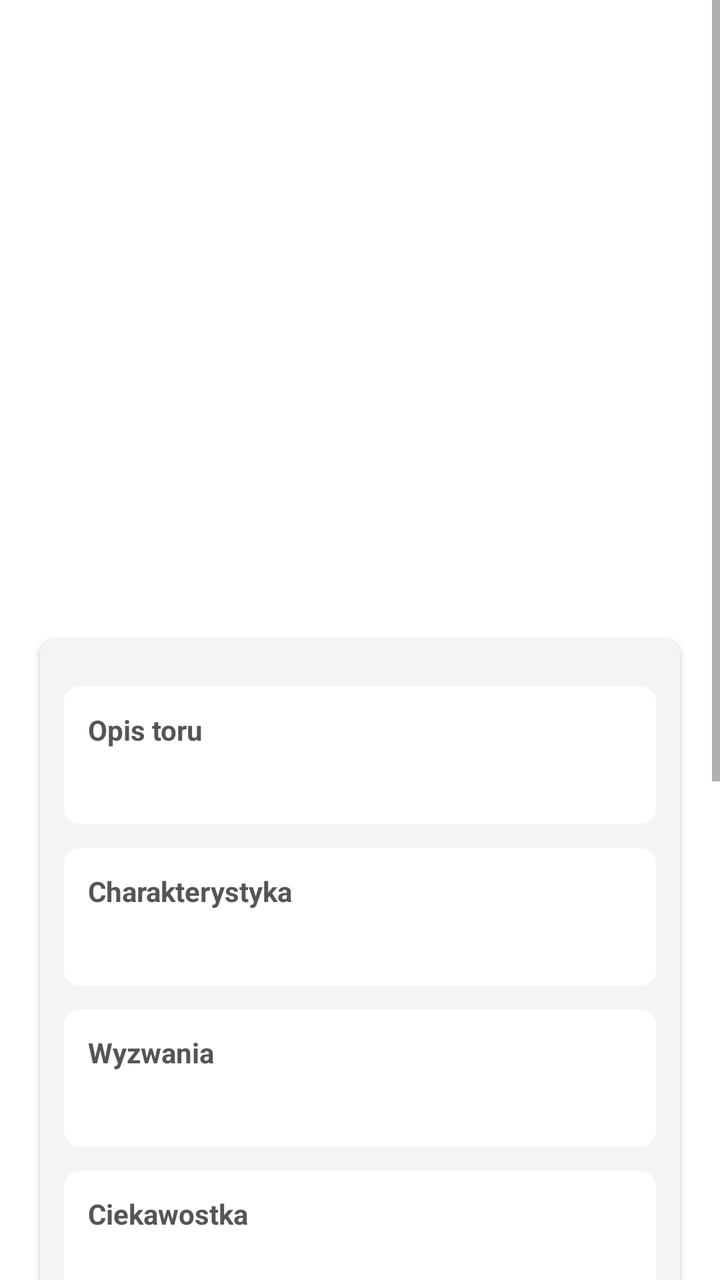
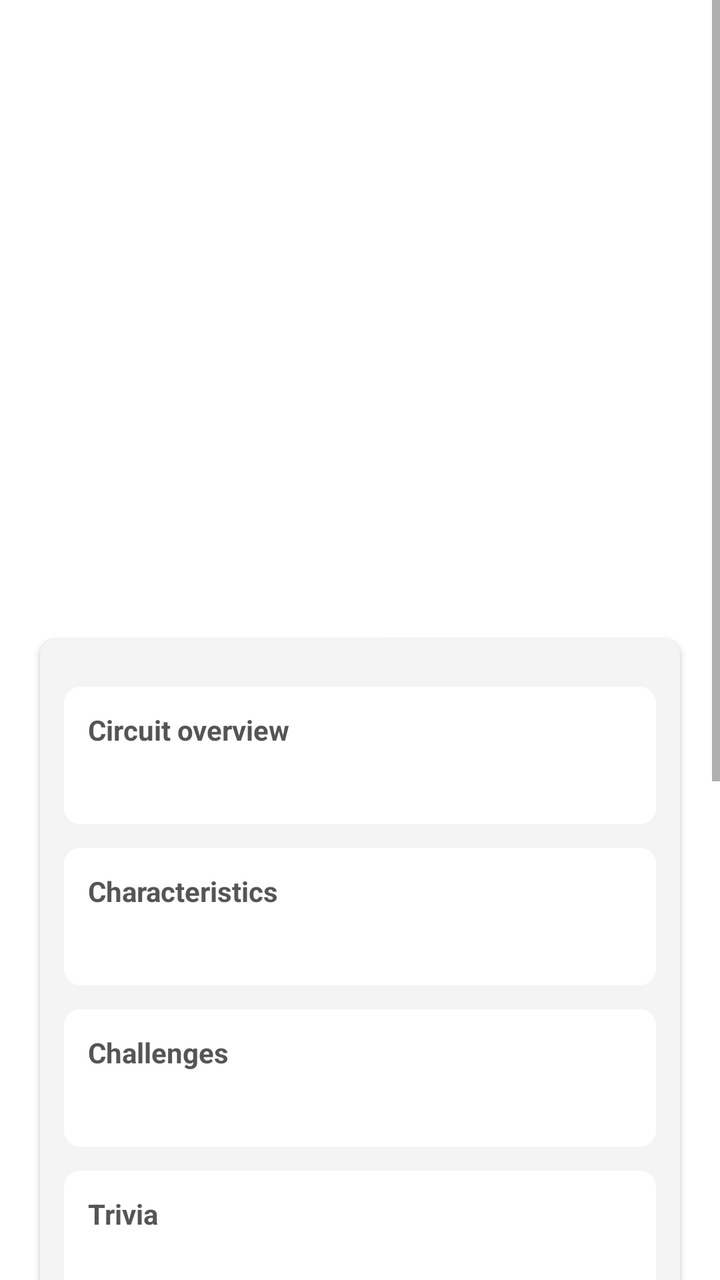

An Android layout rendered at two revisions. The XML below is the earlier revision; the diff shows what the commit changed to produce the second picture.
<!-- AndroidManifest.xml: application theme Theme.F1Info -->
<!-- res/layout/activity_circuit_details.xml -->
<ScrollView xmlns:android="http://schemas.android.com/apk/res/android"
    xmlns:tools="http://schemas.android.com/tools"
    xmlns:app="http://schemas.android.com/apk/res-auto"
    android:layout_width="match_parent"
    android:layout_height="match_parent">

    <LinearLayout
        android:id="@+id/mainCircuitLayout"
        android:layout_width="match_parent"
        android:layout_height="wrap_content"
        android:orientation="vertical"
        android:padding="16dp"
        android:background="@color/background_primary"
        android:gravity="center_horizontal">

        <LinearLayout
            android:layout_width="match_parent"
            android:layout_height="wrap_content"
            android:orientation="vertical"
            android:maxWidth="600dp"
            android:layout_gravity="center_horizontal">

            
            <TextView
                android:id="@+id/tvCircuitName"
                android:textStyle="bold"
                android:textSize="22sp"
                android:textColor="@color/text_primary"
                android:layout_width="match_parent"
                android:layout_height="wrap_content" />

            
            <TextView
                android:id="@+id/tvCountry"
                android:textSize="18sp"
                android:textColor="@color/text_secondary"
                android:layout_width="match_parent"
                android:layout_height="wrap_content" />

            
            <TextView
                android:id="@+id/tvRaceDate"
                android:textSize="16sp"
                android:textColor="@color/text_secondary"
                android:layout_width="match_parent"
                android:layout_height="wrap_content" />

            
            <ImageView
                android:id="@+id/ivCircuitImage"
                android:layout_marginTop="12dp"
                android:layout_width="match_parent"
                android:layout_height="200dp"
                android:scaleType="centerCrop"
                tools:ignore="ContentDescription" />

            
            <androidx.cardview.widget.CardView
                android:layout_width="match_parent"
                android:layout_height="wrap_content"
                android:layout_marginTop="16dp"
                android:layout_marginBottom="8dp"
                android:layout_marginHorizontal="4dp"
                app:cardElevation="2dp"
                app:cardCornerRadius="8dp"
                android:backgroundTint="@color/background_secondary">

                <LinearLayout
                    android:orientation="vertical"
                    android:padding="12dp"
                    android:layout_width="match_parent"
                    android:layout_height="wrap_content"
                    android:background="@color/background_secondary">

                    
                    <LinearLayout
                        android:orientation="vertical"
                        android:layout_marginTop="12dp"
                        android:background="@drawable/bg_inner_card"
                        android:padding="12dp"
                        android:layout_width="match_parent"
                        android:layout_height="wrap_content">

                        <TextView
                            android:text="Opis toru"
                            android:textSize="14sp"
                            android:textStyle="bold"
                            android:textColor="@color/text_secondary"
                            android:layout_width="wrap_content"
                            android:layout_height="wrap_content" />

                        <TextView
                            android:id="@+id/tvCircuitInfoMain"
                            android:textSize="16sp"
                            android:textColor="@color/text_primary"
                            android:lineSpacingExtra="6dp"
                            android:layout_marginTop="4dp"
                            android:layout_width="match_parent"
                            android:layout_height="wrap_content" />
                    </LinearLayout>

                    
                    <LinearLayout
                        android:orientation="vertical"
                        android:layout_marginTop="12dp"
                        android:background="@drawable/bg_inner_card"
                        android:padding="12dp"
                        android:layout_width="match_parent"
                        android:layout_height="wrap_content">

                        <TextView
                            android:text="Charakterystyka"
                            android:textSize="14sp"
                            android:textStyle="bold"
                            android:textColor="@color/text_secondary"
                            android:layout_width="wrap_content"
                            android:layout_height="wrap_content" />

                        <TextView
                            android:id="@+id/tvCircuitInfoChar"
                            android:textSize="16sp"
                            android:textColor="@color/text_primary"
                            android:lineSpacingExtra="6dp"
                            android:layout_marginTop="4dp"
                            android:layout_width="match_parent"
                            android:layout_height="wrap_content" />
                    </LinearLayout>

                    
                    <LinearLayout
                        android:orientation="vertical"
                        android:layout_marginTop="12dp"
                        android:background="@drawable/bg_inner_card"
                        android:padding="12dp"
                        android:layout_width="match_parent"
                        android:layout_height="wrap_content">

                        <TextView
                            android:text="Wyzwania"
                            android:textSize="14sp"
                            android:textStyle="bold"
                            android:textColor="@color/text_secondary"
                            android:layout_width="wrap_content"
                            android:layout_height="wrap_content" />

                        <TextView
                            android:id="@+id/tvCircuitInfoChallenges"
                            android:textSize="16sp"
                            android:textColor="@color/text_primary"
                            android:lineSpacingExtra="6dp"
                            android:layout_marginTop="4dp"
                            android:layout_width="match_parent"
                            android:layout_height="wrap_content" />
                    </LinearLayout>

                    
                    <LinearLayout
                        android:orientation="vertical"
                        android:layout_marginTop="12dp"
                        android:background="@drawable/bg_inner_card"
                        android:padding="12dp"
                        android:layout_width="match_parent"
                        android:layout_height="wrap_content">

                        <TextView
                            android:text="Ciekawostka"
                            android:textSize="14sp"
                            android:textStyle="bold"
                            android:textColor="@color/text_secondary"
                            android:layout_width="wrap_content"
                            android:layout_height="wrap_content" />

                        <TextView
                            android:id="@+id/tvCircuitInfoTrivia"
                            android:textSize="16sp"
                            android:textColor="@color/text_primary"
                            android:lineSpacingExtra="6dp"
                            android:layout_marginTop="4dp"
                            android:layout_width="match_parent"
                            android:layout_height="wrap_content" />
                    </LinearLayout>

                    
                    <LinearLayout
                        android:orientation="vertical"
                        android:layout_marginTop="12dp"
                        android:background="@drawable/bg_inner_card"
                        android:padding="12dp"
                        android:layout_width="match_parent"
                        android:layout_height="wrap_content">

                        <TextView
                            android:text="DRS"
                            android:textSize="14sp"
                            android:textStyle="bold"
                            android:textColor="@color/text_secondary"
                            android:layout_width="wrap_content"
                            android:layout_height="wrap_content" />

                        <TextView
                            android:id="@+id/tvCircuitInfoDrs"
                            android:textSize="16sp"
                            android:textColor="@color/text_primary"
                            android:lineSpacingExtra="6dp"
                            android:layout_marginTop="4dp"
                            android:layout_width="match_parent"
                            android:layout_height="wrap_content" />
                    </LinearLayout>
                </LinearLayout>
            </androidx.cardview.widget.CardView>

            
            
            <androidx.cardview.widget.CardView
                android:layout_width="match_parent"
                android:layout_height="wrap_content"
                android:layout_marginTop="16dp"
                android:layout_marginBottom="16dp"
                android:layout_marginHorizontal="4dp"
                app:cardElevation="2dp"
                app:cardCornerRadius="8dp"
                android:backgroundTint="@color/background_secondary">

                <LinearLayout
                    android:id="@+id/layoutCircuitStats"
                    android:layout_width="match_parent"
                    android:layout_height="wrap_content"
                    android:orientation="vertical"
                    android:padding="8dp">

                    
                    <LinearLayout
                        android:layout_width="match_parent"
                        android:layout_height="wrap_content"
                        android:orientation="horizontal">

                        
                        <androidx.cardview.widget.CardView
                            android:layout_width="0dp"
                            android:layout_height="wrap_content"
                            android:layout_weight="1"
                            android:layout_margin="4dp"
                            app:cardElevation="2dp"
                            app:cardCornerRadius="8dp"
                            android:background="@drawable/bg_inner_card">

                            <LinearLayout
                                android:orientation="vertical"
                                android:padding="12dp"
                                android:layout_width="match_parent"
                                android:layout_height="wrap_content">

                                <TextView
                                    android:text="First Grand Prix"
                                    android:textSize="14sp"
                                    android:textStyle="bold"
                                    android:textColor="@color/text_secondary"
                                    android:layout_width="wrap_content"
                                    android:layout_height="wrap_content" />
                                <TextView
                                    android:id="@+id/tvFirstGrandPrix"
                                    android:textSize="16sp"
                                    android:textColor="@color/text_primary"
                                    android:layout_marginTop="4dp"
                                    android:layout_width="wrap_content"
                                    android:layout_height="wrap_content" />
                            </LinearLayout>
                        </androidx.cardview.widget.CardView>

                        
                        <androidx.cardview.widget.CardView
                            android:layout_width="0dp"
                            android:layout_height="wrap_content"
                            android:layout_weight="1"
                            android:layout_margin="4dp"
                            app:cardElevation="2dp"
                            app:cardCornerRadius="8dp"
                            android:background="@drawable/bg_inner_card">

                            <LinearLayout
                                android:orientation="vertical"
                                android:padding="12dp"
                                android:layout_width="match_parent"
                                android:layout_height="wrap_content">

                                <TextView
                                    android:text="Number of Laps"
                                    android:textSize="14sp"
                                    android:textStyle="bold"
                                    android:textColor="@color/text_secondary"
                                    android:layout_width="wrap_content"
                                    android:layout_height="wrap_content" />
                                <TextView
                                    android:id="@+id/tvLapCount"
                                    android:textSize="16sp"
                                    android:textColor="@color/text_primary"
                                    android:layout_marginTop="4dp"
                                    android:layout_width="wrap_content"
                                    android:layout_height="wrap_content" />
                            </LinearLayout>
                        </androidx.cardview.widget.CardView>
                    </LinearLayout>

                    
                    <LinearLayout
                        android:layout_width="match_parent"
                        android:layout_height="wrap_content"
                        android:orientation="horizontal">

                        
                        <androidx.cardview.widget.CardView
                            android:layout_width="0dp"
                            android:layout_height="wrap_content"
                            android:layout_weight="1"
                            android:layout_margin="4dp"
                            app:cardElevation="2dp"
                            app:cardCornerRadius="8dp"
                            android:background="@drawable/bg_inner_card">

                            <LinearLayout
                                android:orientation="vertical"
                                android:padding="12dp"
                                android:layout_width="match_parent"
                                android:layout_height="wrap_content">

                                <TextView
                                    android:text="Circuit Length"
                                    android:textSize="14sp"
                                    android:textStyle="bold"
                                    android:textColor="@color/text_secondary"
                                    android:layout_width="wrap_content"
                                    android:layout_height="wrap_content" />
                                <TextView
                                    android:id="@+id/tvCircuitLength"
                                    android:textSize="16sp"
                                    android:textColor="@color/text_primary"
                                    android:layout_marginTop="4dp"
                                    android:layout_width="wrap_content"
                                    android:layout_height="wrap_content" />
                            </LinearLayout>
                        </androidx.cardview.widget.CardView>

                        
                        <androidx.cardview.widget.CardView
                            android:layout_width="0dp"
                            android:layout_height="wrap_content"
                            android:layout_weight="1"
                            android:layout_margin="4dp"
                            app:cardElevation="2dp"
                            app:cardCornerRadius="8dp"
                            android:background="@drawable/bg_inner_card">

                            <LinearLayout
                                android:orientation="vertical"
                                android:padding="12dp"
                                android:layout_width="match_parent"
                                android:layout_height="wrap_content">

                                <TextView
                                    android:text="Race Distance"
                                    android:textSize="14sp"
                                    android:textStyle="bold"
                                    android:textColor="@color/text_secondary"
                                    android:layout_width="wrap_content"
                                    android:layout_height="wrap_content" />
                                <TextView
                                    android:id="@+id/tvRaceDistance"
                                    android:textSize="16sp"
                                    android:textColor="@color/text_primary"
                                    android:layout_marginTop="4dp"
                                    android:layout_width="wrap_content"
                                    android:layout_height="wrap_content" />
                            </LinearLayout>
                        </androidx.cardview.widget.CardView>
                    </LinearLayout>

                    
                    <androidx.cardview.widget.CardView
                        android:layout_width="match_parent"
                        android:layout_height="wrap_content"
                        android:layout_margin="4dp"
                        app:cardElevation="2dp"
                        app:cardCornerRadius="8dp"
                        android:background="@drawable/bg_inner_card">

                        <LinearLayout
                            android:orientation="vertical"
                            android:padding="12dp"
                            android:layout_width="match_parent"
                            android:layout_height="wrap_content">

                            <TextView
                                android:text="Lap Record"
                                android:textSize="14sp"
                                android:textStyle="bold"
                                android:textColor="@color/text_secondary"
                                android:layout_width="wrap_content"
                                android:layout_height="wrap_content" />
                            <TextView
                                android:id="@+id/tvLapRecord"
                                android:textSize="16sp"
                                android:textColor="@color/text_primary"
                                android:layout_marginTop="4dp"
                                android:layout_width="wrap_content"
                                android:layout_height="wrap_content" />
                        </LinearLayout>
                    </androidx.cardview.widget.CardView>

                </LinearLayout>
            </androidx.cardview.widget.CardView>

        </LinearLayout>
    </LinearLayout>
</ScrollView>
<!-- resources referenced by this layout -->
<resources>
  <color name="background_primary">#FFFFFF</color>
  <color name="background_secondary">#F4F4F4</color>
  <color name="text_primary">#000000</color>
  <color name="text_secondary">#555555</color>
  <!-- drawable bg_inner_card (drawable) -->
  <shape xmlns:android="http://schemas.android.com/apk/res/android"
      android:shape="rectangle">
      <solid android:color="?attr/colorSurface" /> 
      <corners android:radius="8dp"/>
  </shape>
  <style name="Theme.F1Info" parent="Theme.MaterialComponents.DayNight.NoActionBar">
          
          <item name="colorPrimary">@color/default_primary</item>
          <item name="colorPrimaryVariant">@color/default_primary</item>
          <item name="colorOnPrimary">@android:color/white</item>
  
          
          <item name="colorSecondary">@color/default_primary</item>
          <item name="colorSecondaryVariant">@color/default_primary</item>
          <item name="colorOnSecondary">@android:color/white</item>
  
          
          <item name="android:statusBarColor">?attr/colorPrimaryVariant</item>
      </style>
  <color name="default_primary">#121212</color>
</resources>

<!-- the commit's change to res/layout/activity_circuit_details.xml (unified diff, before → after) -->
@@ -82,7 +82,7 @@
                         android:layout_height="wrap_content">
 
                         <TextView
-                            android:text="Opis toru"
+                            android:text="Circuit overview"
                             android:textSize="14sp"
                             android:textStyle="bold"
                             android:textColor="@color/text_secondary"
@@ -109,7 +109,7 @@
                         android:layout_height="wrap_content">
 
                         <TextView
-                            android:text="Charakterystyka"
+                            android:text="Characteristics"
                             android:textSize="14sp"
                             android:textStyle="bold"
                             android:textColor="@color/text_secondary"
@@ -136,7 +136,7 @@
                         android:layout_height="wrap_content">
 
                         <TextView
-                            android:text="Wyzwania"
+                            android:text="Challenges"
                             android:textSize="14sp"
                             android:textStyle="bold"
                             android:textColor="@color/text_secondary"
@@ -163,7 +163,7 @@
                         android:layout_height="wrap_content">
 
                         <TextView
-                            android:text="Ciekawostka"
+                            android:text="Trivia"
                             android:textSize="14sp"
                             android:textStyle="bold"
                             android:textColor="@color/text_secondary"
